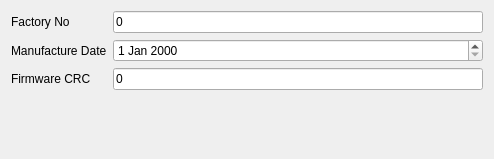
Old version of the form mconf/diagtabpage.ui in the repository whiteman-kr/u7set.
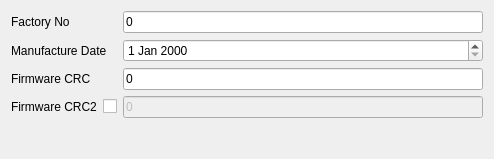
New version of the form.

Commit message: RADIX-4024, mconf: Add 2nd "Firmware CRC" field

```diff
--- a/mconf/diagtabpage.ui
+++ b/mconf/diagtabpage.ui
@@ -13,12 +13,7 @@
   <property name="windowTitle">
    <string>DiagTabPage</string>
   </property>
-  <layout class="QVBoxLayout" name="verticalLayout">
-   <item>
-    <layout class="QFormLayout" name="formLayout">
-     <property name="fieldGrowthPolicy">
-      <enum>QFormLayout::AllNonFixedFieldsGrow</enum>
-     </property>
+  <layout class="QGridLayout" name="gridLayout">
      <item row="0" column="0">
       <widget class="QLabel" name="m_pFactoryNoLabel">
        <property name="text">
@@ -26,7 +21,7 @@
        </property>
       </widget>
      </item>
-     <item row="0" column="1">
+   <item row="0" column="2">
       <widget class="QLineEdit" name="m_pFactoryNo">
        <property name="inputMask">
         <string/>
@@ -36,14 +31,14 @@
        </property>
       </widget>
      </item>
-     <item row="1" column="0">
+   <item row="1" column="0" colspan="2">
       <widget class="QLabel" name="m_pManufactureDateLabel">
        <property name="text">
         <string>Manufacture Date</string>
        </property>
       </widget>
      </item>
-     <item row="1" column="1">
+   <item row="1" column="2">
       <widget class="QDateEdit" name="m_pManufactureDate"/>
      </item>
      <item row="2" column="0">
@@ -53,14 +48,49 @@
        </property>
       </widget>
      </item>
-     <item row="2" column="1">
+   <item row="2" column="2">
       <widget class="QLineEdit" name="m_pFirwareCrc">
        <property name="text">
         <string>0</string>
        </property>
       </widget>
      </item>
-    </layout>
+   <item row="3" column="0">
+    <widget class="QLabel" name="m_pFirwareCrcLabel_2">
+     <property name="text">
+      <string>Firmware CRC2</string>
+     </property>
+    </widget>
+   </item>
+   <item row="3" column="1">
+    <widget class="QCheckBox" name="m_pCheckCrc2">
+     <property name="text">
+      <string/>
+     </property>
+    </widget>
+   </item>
+   <item row="3" column="2">
+    <widget class="QLineEdit" name="m_pFirwareCrc2">
+     <property name="enabled">
+      <bool>false</bool>
+     </property>
+     <property name="text">
+      <string>0</string>
+     </property>
+    </widget>
+   </item>
+   <item row="4" column="2">
+    <spacer name="verticalSpacer">
+     <property name="orientation">
+      <enum>Qt::Orientation::Vertical</enum>
+     </property>
+     <property name="sizeHint" stdset="0">
+      <size>
+       <width>20</width>
+       <height>30</height>
+      </size>
+     </property>
+    </spacer>
    </item>
   </layout>
  </widget>
```
Lines whose indentation alone changed are shown as unchanged. The commit also changes 6 other files.
